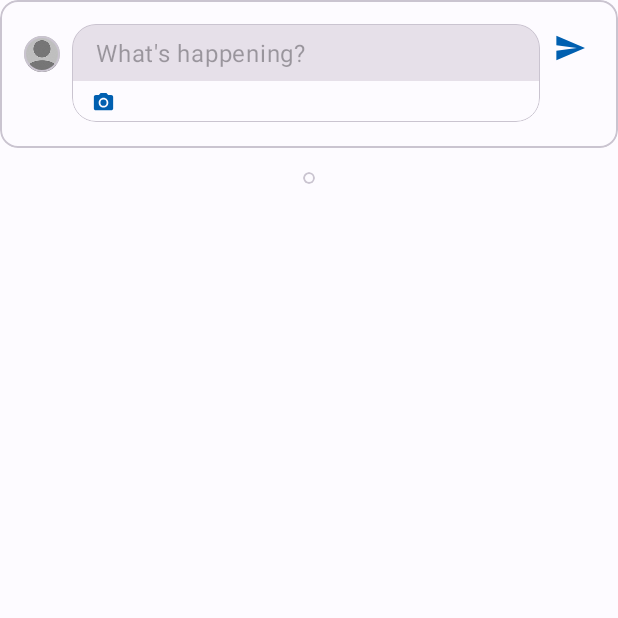
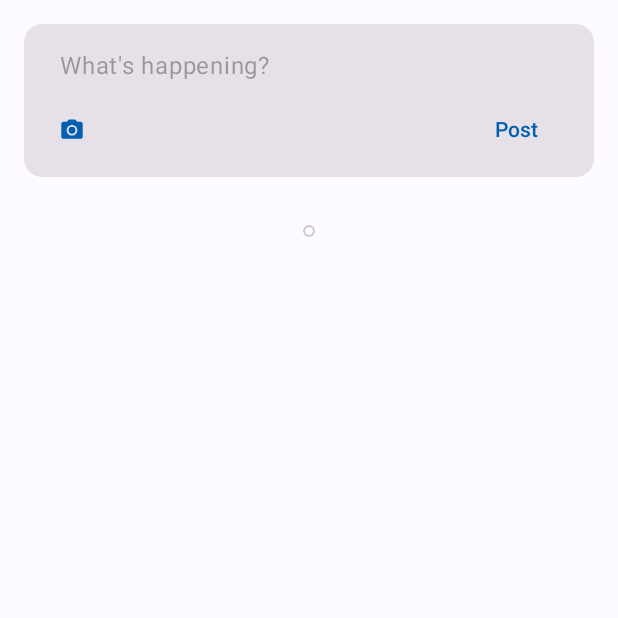
Before and after one commit to saifkhichi96/vread-android, an Android app: the fragment TimelineFragment shown on its own in the app's theme, on a phone screen of 412 x 824 dp, the top half of it. Run offline under Robolectric (Android 15) with nearby library versions, the phone set to English and light mode, and no system bars; our stand-ins replace Dagger/Hilt's generated code, Firebase (no records; nobody signed in at launch, a user with empty details on screens opened directly); 1 statement that could not run was skipped.

Commit message:
Updated Feed UI

```diff
--- a/app/src/main/AndroidManifest.xml
+++ b/app/src/main/AndroidManifest.xml
@@ -8,6 +8,8 @@
   <uses-permission android:name="android.permission.ACCESS_NETWORK_STATE"/>
   <uses-permission android:name="android.permission.INTERNET"/>
   <uses-permission android:name="android.permission.WRITE_REQUEST_CODE"/>
+  <uses-permission android:name="android.permission.READ_EXTERNAL_STORAGE"/>
+  <uses-permission android:name="android.permission.WRITE_EXTERNAL_STORAGE"/>
 
   <application
       android:name=".MyApplication"
--- a/app/src/main/java/dev/aspirasoft/vread/core/ui/adapter/ContentAdapter.kt
+++ b/app/src/main/java/dev/aspirasoft/vread/core/ui/adapter/ContentAdapter.kt
@@ -6,7 +6,7 @@ import androidx.fragment.app.FragmentManager
 import androidx.fragment.app.FragmentPagerAdapter
 import dev.aspirasoft.vread.books.ui.fragment.LibraryFragment
 import dev.aspirasoft.vread.chat.ui.fragment.ConversationsFragment
-import dev.aspirasoft.vread.feed.FeedFragment
+import dev.aspirasoft.vread.feed.ui.fragment.FeedFragment
 import dev.aspirasoft.vread.settings.ui.fragment.SettingsFragment
 
 class ContentAdapter(fm: FragmentManager, private val uid: String) : FragmentPagerAdapter(fm) {
--- a/app/src/main/java/dev/aspirasoft/vread/feed/FeedFragment.kt
+++ b/app/src/main/java/dev/aspirasoft/vread/feed/ui/fragment/FeedFragment.kt
@@ -1,4 +1,4 @@
-package dev.aspirasoft.vread.feed
+package dev.aspirasoft.vread.feed.ui.fragment
 
 import android.content.Intent
 import android.os.Bundle
@@ -48,6 +48,7 @@ class FeedFragment : Fragment() {
             refreshFeed()
 
             composeView = v.findViewById(R.id.compose_view)
+            composeView?.setActivity(requireActivity())
             composeView?.onNewPostListener = { postContent, attachment ->
                 lifecycleScope.launch {
                     val status = Snackbar.make(
--- a/app/src/main/java/dev/aspirasoft/vread/feed/ui/view/ComposeView.kt
+++ b/app/src/main/java/dev/aspirasoft/vread/feed/ui/view/ComposeView.kt
@@ -21,7 +21,8 @@ import dev.aspirasoft.vread.profile.ui.view.AvatarView
 
 class ComposeView : RelativeLayout {
 
-    private lateinit var mAvatarView: AvatarView
+    private lateinit var activity : Activity
+
     private lateinit var mComposeText: TextInputEditText
     private lateinit var mSubmitButton: MaterialButton
     private lateinit var mAttachmentButton: MaterialButton
@@ -61,13 +62,16 @@ class ComposeView : RelativeLayout {
 
         mAttachmentButton = findViewById(R.id.attachment_button)
         mAttachmentButton.setOnClickListener {
-            if (context is Activity) onAttachmentButtonClicked(context)
+            if (::activity.isInitialized) {
+                onAttachmentButtonClicked(activity)
+            }
         }
 
-        mAvatarView = findViewById(R.id.avatar)
-        Firebase.auth.currentUser?.uid?.let { mAvatarView.showUser(it) }
+        setComposingEnabled(true)
+    }
 
-        setComposingEnabled(true)
+    fun setActivity(activity: Activity) {
+        this.activity = activity
     }
 
     fun onActivityResult(requestCode: Int, resultCode: Int, data: Intent?) {
--- a/app/src/main/res/layout/activity_home.xml
+++ b/app/src/main/res/layout/activity_home.xml
@@ -47,6 +47,7 @@
       android:id="@+id/profileContent"
       android:layout_width="match_parent"
       android:layout_height="match_parent"
+      android:paddingBottom="?actionBarSize"
       app:layout_behavior="@string/appbar_scrolling_view_behavior"/>
 
   <com.google.android.material.bottomnavigation.BottomNavigationView
@@ -54,6 +55,7 @@
       android:layout_width="match_parent"
       android:layout_height="wrap_content"
       android:layout_gravity="bottom"
+      app:elevation="8dp"
       app:labelVisibilityMode="unlabeled"
       app:menu="@menu/menu_bottom_navigation" />
 
--- a/app/src/main/res/layout/fragment_feed.xml
+++ b/app/src/main/res/layout/fragment_feed.xml
@@ -1,9 +1,8 @@
 <?xml version="1.0" encoding="utf-8"?>
-<ScrollView xmlns:android="http://schemas.android.com/apk/res/android"
+<androidx.core.widget.NestedScrollView xmlns:android="http://schemas.android.com/apk/res/android"
     xmlns:app="http://schemas.android.com/apk/res-auto"
     android:layout_width="match_parent"
-            android:layout_height="match_parent"
-            app:layout_behavior="@string/appbar_scrolling_view_behavior">
+    android:layout_height="match_parent">
 
     <LinearLayout
         android:layout_width="match_parent"
@@ -14,19 +13,22 @@
         <dev.aspirasoft.vread.feed.ui.view.ComposeView
             android:id="@+id/compose_view"
             android:layout_width="match_parent"
-        android:layout_height="wrap_content"/>
+            android:layout_height="wrap_content"
+            android:layout_marginHorizontal="@dimen/activity_horizontal_margin"
+            android:layout_marginVertical="@dimen/activity_vertical_margin" />
 
         <dev.aspirasoft.vread.core.ui.view.NestedListView
             android:id="@+id/posts_list"
             android:layout_width="match_parent"
-        android:layout_height="wrap_content"/>
+            android:layout_height="wrap_content"
+            android:divider="@android:color/transparent" />
 
         <com.google.android.material.card.MaterialCardView
             android:layout_width="8dp"
             android:layout_height="8dp"
             android:layout_margin="@dimen/activity_vertical_margin"
-        app:cardCornerRadius="4dp"/>
+            app:cardCornerRadius="4dp" />
 
     </LinearLayout>
 
-</ScrollView>
+</androidx.core.widget.NestedScrollView>
--- a/app/src/main/res/layout/view_compose.xml
+++ b/app/src/main/res/layout/view_compose.xml
@@ -1,37 +1,10 @@
 <?xml version="1.0" encoding="utf-8"?>
 <com.google.android.material.card.MaterialCardView xmlns:android="http://schemas.android.com/apk/res/android"
     xmlns:app="http://schemas.android.com/apk/res-auto"
-    android:layout_width="match_parent"
-    android:layout_height="wrap_content">
-
-    <LinearLayout
+    style="@style/Widget.Material3.CardView.Filled"
     android:layout_width="match_parent"
     android:layout_height="wrap_content"
-        android:orientation="vertical">
-
-        <LinearLayout
-            android:layout_width="match_parent"
-            android:layout_height="wrap_content"
-            android:gravity="top"
-            android:orientation="horizontal"
-            android:padding="16dp">
-
-            <dev.aspirasoft.vread.profile.ui.view.AvatarView
-                android:id="@+id/avatar"
-                android:layout_width="24dp"
-                android:layout_height="24dp"
-                android:layout_marginEnd="8dp"
-                android:layout_marginRight="8dp"
-                android:layout_marginTop="8dp"
-                app:cardCornerRadius="12dp" />
-
-            <com.google.android.material.card.MaterialCardView
-                android:layout_width="match_parent"
-                android:layout_height="wrap_content"
-                android:layout_marginEnd="36dp"
-                android:layout_marginRight="36dp"
-                app:strokeWidth="0.5dp"
-                app:cardCornerRadius="16dp">
+    app:contentPadding="8dp">
 
     <LinearLayout
         android:layout_width="match_parent"
@@ -61,43 +34,37 @@
 
         </com.google.android.material.textfield.TextInputLayout>
 
+        <LinearLayout
+            android:layout_width="match_parent"
+            android:layout_height="wrap_content"
+            android:orientation="horizontal">
+
             <com.google.android.material.button.MaterialButton
-                        style="@style/Widget.Material3.Button.TextButton"
+                style="@style/Widget.Material3.Button.IconButton"
                 android:id="@+id/attachment_button"
                 android:layout_width="wrap_content"
                 android:layout_height="wrap_content"
-                        android:minWidth="0dp"
-                        android:minHeight="0dp"
-                        android:maxLines="1"
-                        android:paddingVertical="0dp"
-                        android:textAllCaps="false"
+                android:maxLength="10"
                 app:icon="@drawable/ic_action_photo" />
+
+            <LinearLayout
+                android:layout_width="match_parent"
+                android:layout_height="wrap_content"
+                android:gravity="end"
+                android:orientation="horizontal">
+
+                <com.google.android.material.button.MaterialButton
+                    style="@style/Widget.Material3.Button.TextButton"
+                    android:id="@+id/submit_button"
+                    android:layout_width="wrap_content"
+                    android:layout_height="wrap_content"
+                    android:text="Post"
+                    app:cornerRadius="4dp" />
+
+            </LinearLayout>
+
+        </LinearLayout>
 
     </LinearLayout>
 
 </com.google.android.material.card.MaterialCardView>
-
-            <com.google.android.material.button.MaterialButton
-                android:id="@+id/submit_button"
-                style="@style/Widget.Material3.Button.TextButton"
-                android:layout_width="32dp"
-                android:layout_height="32dp"
-                android:layout_marginStart="-32dp"
-                android:layout_marginLeft="-32dp"
-                android:layout_marginTop="0dp"
-                android:padding="4dp"
-                app:cornerRadius="16dp"
-                app:icon="@drawable/ic_action_send"
-                app:iconPadding="0dp"
-                app:iconSize="24dp" />
-
-        </LinearLayout>
-
-        <!-- Divider -->
-        <TextView
-            android:layout_width="match_parent"
-            android:layout_height="1dp" />
-
-    </LinearLayout>
-
-</com.google.android.material.card.MaterialCardView>
```
Also changed, not shown: app/src/main/java/dev/aspirasoft/vread/feed/ui/adapter/FeedAdapter.kt (+46 -94 lines), app/src/main/java/dev/aspirasoft/vread/feed/ui/holder/FeedPostHolder.kt (added, +91 -0 lines), app/src/main/res/drawable-anydpi/ic_like.xml (+6 -6 lines), app/src/main/res/drawable-anydpi/ic_like_outline.xml (+6 -6 lines), app/src/main/res/layout/view_feed_post.xml (+45 -69 lines), app/src/main/res/drawable-hdpi/ic_like.png (deleted), app/src/main/res/drawable-hdpi/ic_like_outline.png (deleted), app/src/main/res/drawable-mdpi/ic_like.png (deleted), app/src/main/res/drawable-mdpi/ic_like_outline.png (deleted), app/src/main/res/drawable-xhdpi/ic_like.png (deleted), app/src/main/res/drawable-xhdpi/ic_like_outline.png (deleted), app/src/main/res/drawable-xxhdpi/ic_like.png (deleted), app/src/main/res/drawable-xxhdpi/ic_like_outline.png (deleted). Lines whose indentation alone changed are shown as unchanged.
